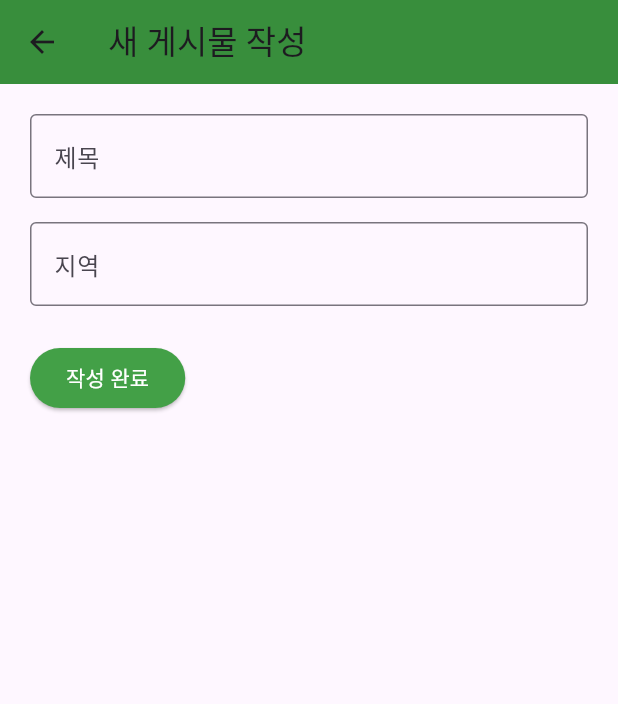
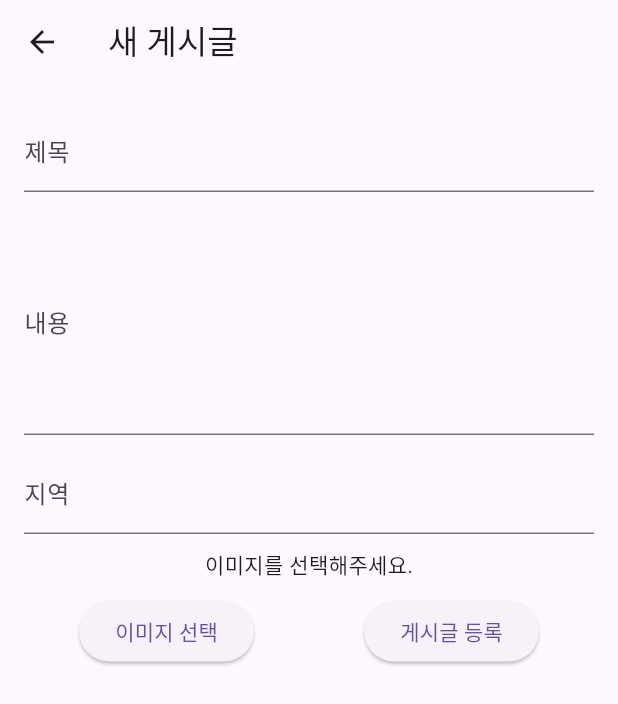
Before and after one commit to MuHaRVEY/CBNU_Capstone_Design_2025_ReBoot, a Flutter app: the CommunityNewThingsPage screen opened directly, on a phone screen of 412 x 824 dp. Shown: the top 704 px of the screen. Run offline on Flutter 3.47's test engine with Material 3 defaults, Android fonts, the phone set to English and light mode, and no system bars; our stand-ins replace cloud_firestore, firebase_auth, firebase_core, firebase_database, firebase_storage, google_sign_in; missing offline and left inert: photo_manager; accounts and stored records are empty; generated files the repository leaves out were written again.

Commit message:
feat : 이미지 등록 문구 추가

```diff
--- a/capstonedesign/lib/community_newthings.dart
+++ b/capstonedesign/lib/community_newthings.dart
@@ -1,6 +1,8 @@
+import 'dart:io';
 import 'package:flutter/material.dart';
-import 'package:firebase_database/firebase_database.dart';
-import 'package:firebase_auth/firebase_auth.dart';
+import 'package:cloud_firestore/cloud_firestore.dart';
+import 'package:firebase_storage/firebase_storage.dart';
+import 'package:photo_manager/photo_manager.dart';
 
 class CommunityNewThingsPage extends StatefulWidget {
   const CommunityNewThingsPage({Key? key}) : super(key: key);
@@ -10,89 +12,126 @@ class CommunityNewThingsPage extends StatefulWidget {
 }
 
 class _CommunityNewThingsPageState extends State<CommunityNewThingsPage> {
-  final TextEditingController titleController = TextEditingController();
-  final TextEditingController regionController = TextEditingController();
+  final TextEditingController _titleController = TextEditingController();
+  final TextEditingController _contentController = TextEditingController();
+  final TextEditingController _regionController = TextEditingController();
 
-  String nickname = '';
+  File? _selectedImage;
+  bool _isUploading = false;
 
-  @override
-  void initState() {
-    super.initState();
-    _loadNickname();
-  }
-
-  Future<void> _loadNickname() async {
-    final uid = FirebaseAuth.instance.currentUser?.uid;
-    if (uid != null) {
-      final snapshot = await FirebaseDatabase.instance.ref('users/$uid/nickname').get();
-      setState(() {
-        nickname = snapshot.value.toString();
-      });
-    }
-  }
-
-  void _savePost(BuildContext context) async {
-    final title = titleController.text.trim();
-    final region = regionController.text.trim();
-
-    if (title.isEmpty || region.isEmpty) {
+  Future<void> _pickImage() async {
+    final permission = await PhotoManager.requestPermissionExtend();
+    if (!permission.isAuth) {
       ScaffoldMessenger.of(context).showSnackBar(
-        SnackBar(content: Text('제목, 지역이 비어 있습니다.')),
+        const SnackBar(content: Text('갤러리 접근 권한이 필요합니다.')),
       );
       return;
     }
 
-    final databaseRef = FirebaseDatabase.instance.ref('community_posts');
-    final newPostRef = databaseRef.push();
+    List<AssetEntity> assets = await PhotoManager.getAssetPathList(
+      type: RequestType.image,
+      onlyAll: true,
+    ).then((pathList) => pathList.first.getAssetListPaged(page: 0, size: 1));
 
-    await newPostRef.set({
-      'username': nickname,
-      'title': title,
-      'region': region,
-      'time': DateTime.now().toIso8601String(),
-      'likes': 0,
-      'comments': 0,
-      'imagePath': 'assets/images/image_plogging_sample.jpg',
+    if (assets.isNotEmpty) {
+      File? file = await assets.first.file;
+      if (file != null) {
+        setState(() {
+          _selectedImage = file;
+        });
+      }
+    }
+  }
+
+  Future<void> _uploadPost() async {
+    if (_titleController.text.isEmpty ||
+        _contentController.text.isEmpty ||
+        _regionController.text.isEmpty ||
+        _selectedImage == null) {
+      ScaffoldMessenger.of(context).showSnackBar(
+        const SnackBar(content: Text('모든 필드를 입력하고 이미지를 선택해주세요.')),
+      );
+      return;
+    }
+
+    setState(() {
+      _isUploading = true;
     });
 
-    Navigator.pop(context);
+    try {
+      // 1. 이미지 Firebase Storage에 업로드
+      String fileName = DateTime.now().millisecondsSinceEpoch.toString();
+      final storageRef = FirebaseStorage.instance.ref().child('posts/$fileName.jpg');
+      await storageRef.putFile(_selectedImage!);
+      final downloadUrl = await storageRef.getDownloadURL();
+
+      // 2. Cloud Firestore에 문서 추가
+      await FirebaseFirestore.instance.collection('posts').add({
+        'title': _titleController.text,
+        'content': _contentController.text,
+        'region': _regionController.text,
+        'imageUrl': downloadUrl,
+        'timestamp': Timestamp.now(),
+      });
+
+      // 3. 완료 알림 및 초기화
+      ScaffoldMessenger.of(context).showSnackBar(
+        const SnackBar(content: Text('게시글이 등록되었습니다.')),
+      );
+      Navigator.pop(context); // 이전 화면으로 이동
+    } catch (e) {
+      ScaffoldMessenger.of(context).showSnackBar(
+        SnackBar(content: Text('업로드 실패: $e')),
+      );
+    } finally {
+      setState(() {
+        _isUploading = false;
+      });
+    }
   }
 
   @override
   Widget build(BuildContext context) {
     return Scaffold(
-      appBar: AppBar(
-        title: Text('새 게시물 작성'),
-        backgroundColor: Colors.green.shade700,
-      ),
+      appBar: AppBar(title: const Text('새 게시글')),
       body: Padding(
-        padding: const EdgeInsets.all(20.0),
+        padding: const EdgeInsets.all(16),
         child: Column(
-          crossAxisAlignment: CrossAxisAlignment.start,
           children: [
             TextField(
-              controller: titleController,
-              decoration: const InputDecoration(
-                labelText: '제목',
-                border: OutlineInputBorder(),
-              ),
+              controller: _titleController,
+              decoration: const InputDecoration(labelText: '제목'),
             ),
-            const SizedBox(height: 16),
+            const SizedBox(height: 10),
             TextField(
-              controller: regionController,
-              decoration: const InputDecoration(
-                labelText: '지역',
-                border: OutlineInputBorder(),
-              ),
+              controller: _contentController,
+              decoration: const InputDecoration(labelText: '내용'),
+              maxLines: 5,
             ),
-            const SizedBox(height: 24),
-            ElevatedButton(
-              onPressed: () => _savePost(context),
-              child: const Text('작성 완료'),
-              style: ElevatedButton.styleFrom(
-                backgroundColor: Colors.green.shade600,
-                foregroundColor: Colors.white,
-              ),
+            const SizedBox(height: 10),
+            TextField(
+              controller: _regionController,
+              decoration: const InputDecoration(labelText: '지역'),
+            ),
+            const SizedBox(height: 10),
+            _selectedImage != null
+                ? Image.file(_selectedImage!, height: 150)
+                : const Text('이미지를 선택해주세요.'),
+            const SizedBox(height: 10),
+            _isUploading
+                ? const CircularProgressIndicator()
+                : Row(
+              mainAxisAlignment: MainAxisAlignment.spaceAround,
+              children: [
+                ElevatedButton(
+                  onPressed: _pickImage,
+                  child: const Text('이미지 선택'),
+                ),
+                ElevatedButton(
+                  onPressed: _uploadPost,
+                  child: const Text('게시글 등록'),
+                ),
+              ],
             ),
           ],
         ),
```
